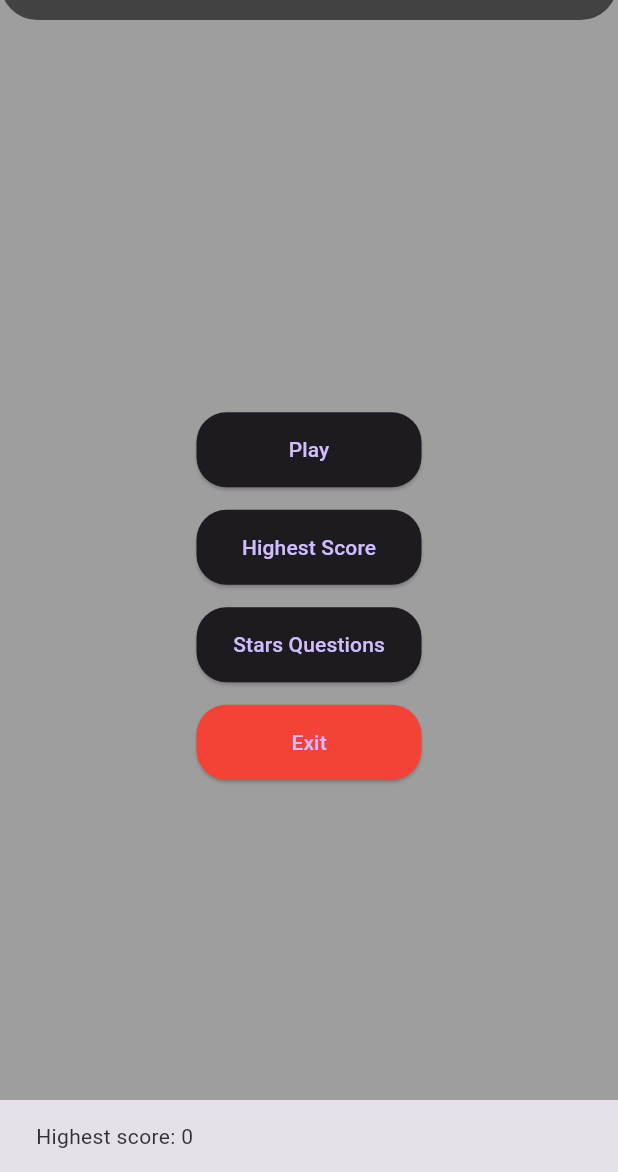
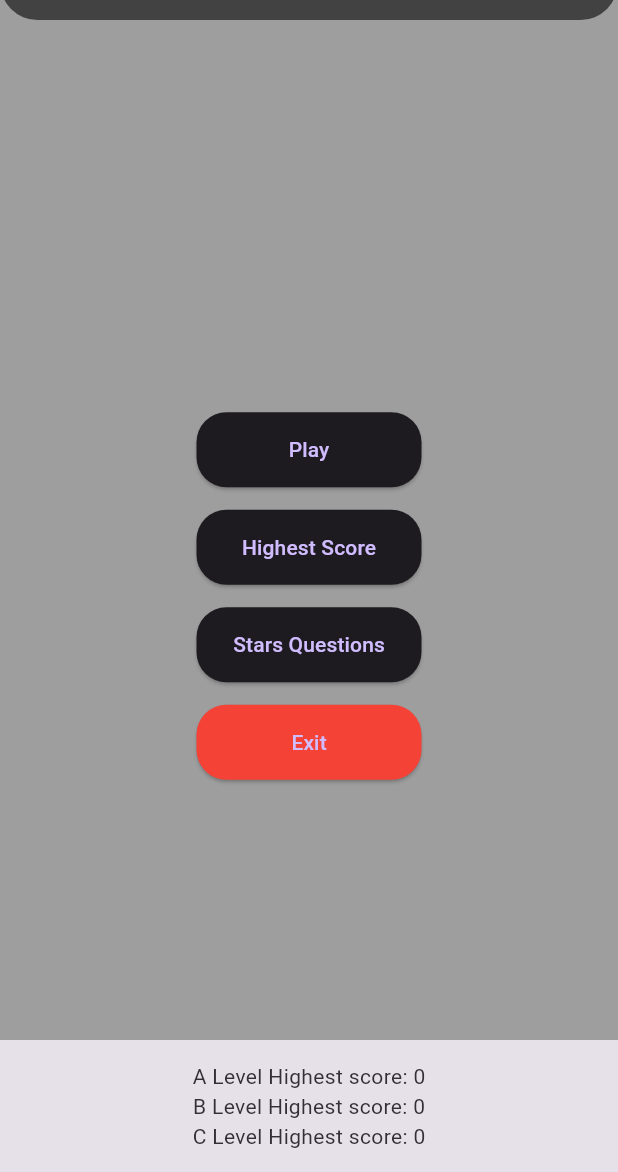
Before and after one commit to emincelebi/play-word, a Flutter app: the screen it shows after launch, after a tap on "Highest Score", on a phone screen of 412 x 824 dp, the part 64-1236 px from its top. Run offline on Flutter 3.47's test engine with Material 3 defaults, Android fonts, the phone set to English and light mode, and no system bars; our stand-ins replace shared_preferences, sqflite; accounts and stored records are empty.

Commit message:
UI updated

```diff
--- /dev/null
+++ b/lib/constants/c1_question.dart
@@ -0,0 +1,176 @@
+class CQuestions {
+  Map<String, String> words = {
+    'ANALYZE': 'ANALIZ ETMEK',
+    'APPROACH': 'YAKLAŞIM',
+    'AREA': 'ALAN',
+    'ASSESS': 'DEĞER BİÇMEK, HESAPLAMAK',
+    'ASSUME': 'ZANNETMEK',
+    'AUTHORITY': 'OTORITE',
+    'AVAILABLE': 'ULAŞILABILIR, KULLANILABILIR',
+    'BENEFIT': 'FAYDA',
+    'CONCEPT': 'KAVRAM',
+    'CONSIST OF': 'DEN MEYDANA GELMEK, DEN OLUŞMAK',
+    'CONSTITUTE': 'OLUŞTURMAK',
+    'CONTEXT': 'BAĞLAM',
+    'CONTRACT': 'SÖZLEŞME, MUKAVELE',
+    'CREATE': 'YARATMAK',
+    'DATA': 'VERİ',
+    'DEFINE': 'TANIMLAMAK',
+    'DERIVE': 'ORTAYA ÇIKMAK',
+    'DISTRIBUTE': 'DAĞITMAK, TAKSİM ETMEK, PAYLAŞTIRMAK, VERMEK',
+    'ECONOMY': 'EKONOMİ',
+    'ENVIRONMENT': 'ÇEVRE, YAŞANILAN ÇEVRE',
+    'ESTABLISH': 'KURMAK, İNŞA ETMEK',
+    'ESTIMATE': 'TAHMİN',
+    'EVIDENT': 'KANIT',
+    'EXPORT': 'UZMAN',
+    'FACTOR': 'ETMEN, UNSUR, ETKEN, FAKTÖR',
+    'FINANCE': 'FINANS',
+    'FORMULA': 'PLAN, ÇÖZÜM YOLU, YÖNTEM',
+    'FUNCTION': 'İŞLEV, BÜYÜK RESMİ DAVET',
+    'IDENTIFY': 'KİMLİK, TANIMLAMAK',
+    'INCOME': 'GELİR',
+    'INDICATE': 'GÖSTERMEK',
+    'INDIVIDUAL': 'BİREYSEL',
+    'INTERPRET': 'YORUMLAMAK, TEFSİR ETMEK',
+    'INVOLVE': 'İÇERMEK',
+    'ISSUE': 'MESELE, KONU',
+    'LABOUR': 'ÇALIŞMA, AĞIR İŞ, ZAHMET',
+    'LEGAL': 'RESMİ',
+    'LEGISLATE': 'YASA ÇIKARMAK, KANUN YAPMAK',
+    'MAJOR': 'ANA, ESAS, BÜYÜK, ÇOK ÖNEMLİ, CİDDİ',
+    'METHOD': 'METOD',
+    'OCCUR': 'MEYDANA GELMEK',
+    'PERCENT': 'YÜZDE',
+    'PERIOD': 'SÜRE, DÖNEM, DEVRE, ÇAĞ',
+    'POLICY': 'SİYASET, POLİTİKA',
+    'PRINCIPLE': 'PRENSİP',
+    'PROCEED': 'PLANLANDIĞI/TASARLANDIĞI GİBİ DEVAM ETMEK/İLERLEMEK',
+    'PROCESS': 'SÜREÇ',
+    'REQUIRE': 'GEREKMEK, GEREKTİRMEK',
+    'RESEARCH': 'ARAŞTIRMA',
+    'RESPOND': 'CEVAP',
+    'ROLE': 'ROL',
+    'SECTION': 'BÖLÜM, KISIM',
+    'SECTOR': 'SEKTÖR, KESİM, BÖLÜM',
+    'SIGNIFICANT': 'ÖNEMLİ, DEĞERLİ, ANLAMLI, MÜHİM',
+    'SIMILAR': 'BENZER',
+    'SOURCE': 'KAYNAK',
+    'SPECIFIC': 'BELLİ BELİRLİ, ÖZEL',
+    'STRUCTURE': 'YAPI, YAPILANDIRMAK',
+    'THEORY': 'TEORİ',
+    'VARY': 'ÇEŞİTLİ OLMAK',
+    'ACHIEVE': 'BAŞARMAK',
+    'ACQUIRE': 'ELDE ETMEK',
+    'ADMINISTER': 'YÖNETİCİ',
+    'AFFECT': 'ETKİLEMEK VEYA DEĞİŞİMİNE SEBEP OLMAK',
+    'APPROPRIATE': 'UYGUN, YERİNDE',
+    'ASPECT': 'AÇI, YÖN, TARAF',
+    'ASSIST': 'YARDIM ETMEK',
+    'CATEGORY': 'SINIF, GRUP, KATEGORİ',
+    'CHAPTER': 'BÖLÜM',
+    'COMMISSION': 'KURUL, HEYET, KOMİTE, KOMİSYON',
+    'COMMUNITY': 'TOPLUM, AHALİ, TOPLULUK',
+    'COMPLEX': 'KARMAŞIK, ANLAŞILMASI GÜÇ',
+    'COMPUTE': 'YARIŞMAK',
+    'CONCLUDE': 'DESTEKLEMEK',
+    'CONDUCT': 'DAVRANIŞ, HAL, TAVIR',
+    'CONSEQUENT': 'SONUÇ OLARAK, VUKU BULAN',
+    'CONSTRUCT': 'İNŞA ETMEK, YAPMAK, KURMAK',
+    'CONSUME': 'TÜKETMEK, BİTİRMEK, YEMEK İÇMEK',
+    'CREDIT': 'KREDİ, TAKSİT',
+    'CULTURE': 'KÜLTÜR',
+    'DESIGN': 'DİZAYN ETMEK',
+    'DISTINCT': 'FARKLI, APAYRI',
+    'ELEMENT': 'UNSUR, ELEMENT',
+    'EQUATE': 'BİR TUTMAK, EŞİT SAYMAK',
+    'EVALUATE': 'DEĞERLENDİRMEK, DEĞER PAHA BİÇMEK, DERECESİNİ BELİRLEMEK',
+    'FEATURE': 'ÖZELLİK',
+    'FINAL': 'SON',
+    'FOCUS': 'ODAKLANMAK',
+    'IMPACT': 'ETKİ',
+    'INJURE': 'YARALAMAK',
+    'INSTITUTE': 'ENSTİTÜ, KURUM',
+    'INVEST': 'YATIRIM YAPMAK',
+    'ITEM': 'ŞEY, EŞYA, NESNE',
+    'JOURNAL': 'DERGİ',
+    'MAINTAIN': 'SÜRDÜRMEK',
+    'NORMAL': 'NORMAL',
+    'OBTAIN': 'ELDE ETMEK, EDİNMEK, KAZANMAK',
+    'PARTICIPATE': 'KATILMAK, İŞTİRAK ETMEK, YER ALMAK, İÇİNDE BULUNMAK',
+    'PERCEIVE': 'SEZMEK, FARKINA VARMAK, ALGILAMAK, DÜŞÜNMEK',
+    'POSITIVE': 'POZİTİF',
+    'POTENTIAL': 'POTANSİYEL',
+    'PREVIOUS': 'ÖNCEKİ, GEÇMİŞE AİT',
+    'PRIMARY': 'ANA, TEMEL, ESAS',
+    'PURCHASE': 'SATIN ALMAK',
+    'RANGE': 'ÇEŞİT, TÜR, ÇEŞİTLİLİK',
+    'REGION': 'BÖLGE',
+    'REGULATE': 'DÜZENLEMEK, DÜZENE SOKMAK',
+    'RELEVANT': 'İLE İLGİLİ, E YÜN FAYDALI, GÜVENİLİR, EMİN, İTİMAT EDİLİR',
+    'RESIDE': 'İKAMET ETMEK, YAŞAMAK',
+    'RESOURCE': 'KAYNAK OLARAK, İMKAN',
+    'RESTRICT': 'SINIRLAMAK, YASAKLAMAK, KISMAK, AZALTMAK',
+    'SECURE': 'GÜVENLİ, EMNİYETLİ',
+    'SEEK': 'ARAMAK',
+    'SELECT': 'SEÇMEK',
+    'SITE': 'YER, MEVKİ, MAHAL',
+    'STRATEGY': 'STRATEJİ',
+    'SURVEY': 'ANKET',
+    'TEXT': 'METİN',
+    'TRADITION': 'GELENEK',
+    'TRANSFER': 'NAKLETMEK, AKTARMAK, TRANSFER ETMEK',
+    'ALTERNATIVE': 'ALTERNATİF',
+    'CIRCUMSTANCE': 'DURUMLAR, KOŞULLAR, HALLER',
+    'COMMENT': 'YORUM, DÜŞÜNCE, FİKİR',
+    'COMPENSATE': 'TAZMİN ETMEK, TELAFİ ETMEK',
+    'COMPONENT': 'PARÇA, UNSUR, ELEMAN',
+    'CONSENT': 'MUVAFAKAT, MÜSAADE',
+    'CONSIDERABLE': 'DIKKATE DEĞER, ÖNEMLİ',
+    'CONSTANT': 'SÜREKLİ, DEVAML',
+    'CONSTRAIN': 'SINIRLAYARAK, KONTROL ALTINA ALMAK, SINIRLAMA, KISITLAMA',
+    'CONTRIBUTE': 'KATKI YARDIMDA BAĞIŞTA BULUNMAK',
+    'CONVENE': 'TOPLANMAK, BİR ARAYA GELMEK',
+    'COORDINATE': 'ETKEN ÇALIŞMAYI DÜZENLEMEK, AYARLAMAK, KOORDİNE ETMEK, BİRLİKTE ÇALIŞMAYI SAĞLAMAK',
+    'CORE': 'ÇEKİRDEK,ÖZ',
+    'CORPORATE': 'BÜYÜK ŞİRKET VEYA GRUBA İLİŞKİN',
+    'CORRESPOND': 'AYNI BENZER OLMAK, BİRBİRİNE UYMAK MEKTUPLAŞMAK',
+    'CRITERIA': 'DEĞER, ÖLÇÜ, KRİTER',
+    'DEDUCE': 'VAR OLAN BİLGİYİ KULLANARAK BİR SONUCA VARMAK',
+    'DEMONSTRATE': 'GÖSTERMEK',
+    'DOCUMENT': 'DÖKÜMAN',
+    'DOMINATE': 'BASKIN',
+    'EMPHASIS': 'EMPATİ YAPMAK',
+    'ENSURE': 'TEMİN ETMEK, GARANTİYE ALMAK, SAĞLAMAK',
+    'EXCLUDE': 'HARİÇ TUTMAK',
+    'FRAMEWORK': 'TEMEL YAPI, İSKELET, DÜZEN',
+    'FUND': 'KAYNAK, FON',
+    'ILLUSTRATE': 'RESİMLEMEK, ÖRNEKLERLE ANLATMAK',
+    'IMMIGRATE': 'GÖÇ ETMEK',
+    'IMPLY': 'İMA ETMEK, DEMEK İSTEMEK, ANLAMINA GELMEK',
+    'INITIAL': 'İLK, BAŞTA OLAN, İLK MEYDANA GELEN',
+    'INSTANCE': 'MESELA, ÖRNEĞİN',
+    'INTERACT': 'ANLAŞMAK, İŞBİRLİĞİ ETMEK',
+    'JUSTIFY': 'HAKLI GÖSTERMEK/ÇIKARMAK, MAZUR GÖSTERMEK',
+    'LAYER': 'TABAKA, KATMAN, KAT',
+    'LINK': 'BAĞLANTI, HAT',
+    'MAXIMIZE': 'EN ÜST DÜZEYE ÇIKARMAK, ARTIRMAK',
+    'MINOR': 'ÖNEMSİZ, BASİT, CİDDİ OLMAYAN',
+    'NEGATE': 'GEÇERSİZ KILMAK, BOŞA ÇIKARMAK, ETKİSİZ KILMAK',
+    'OUTCOME': 'GİRDİ',
+    'PARTNER': 'EŞ KARI KOCADAN BİRİ.',
+    'PHILOSOPHY': 'FELSEFE',
+    'PHYSICAL': 'FİZİKSEL',
+    'PROPORTION': 'ORAN, NİSBET, MİKTAR',
+    'PUBLISH': 'YAYIMLAMAK, YAYIN',
+    'REACT': 'TEPKİ GÖSTERMEK, KARŞILIK VERMEK',
+    'REGISTER': 'SICIL, LISTE, KAYIT',
+    'RELY': 'BAĞLI / TABI OLMAK, BEL BAĞLAMAK',
+    'REMOVE': 'TAŞIMAK, KALDIRMAK',
+    'SCHEME': 'TASARI, PROJE',
+    'SEQUENCE': 'DIZI, ZINCIR, SILSILE',
+    'SEX': 'CINSIYET, CINS',
+    'SHIFT': 'DEĞIŞIM, DEĞIŞME',
+    'SPECIFY': 'AÇIKÇA BELIRLMEK, KESINLIKLE AÇIKLAMAK',
+  };
+}
--- a/lib/main.dart
+++ b/lib/main.dart
@@ -2,6 +2,7 @@ import 'package:flutter/cupertino.dart';
 import 'package:flutter/material.dart';
 import 'package:play_word/constants/a1a2_question_words.dart';
 import 'package:play_word/constants/b1b2_question_wrods.dart';
+import 'package:play_word/constants/c1_question.dart';
 import 'package:play_word/services/question_service.dart';
 import 'package:play_word/theme/dark_theme.dart';
 import 'package:play_word/theme/light_theme.dart';
@@ -24,12 +25,14 @@ class _MyAppState extends State<MyApp> {
   late QuestionService qServ;
   AQuestions aQuestions = AQuestions();
   BQuestions bQuestions = BQuestions();
+  CQuestions cQuestions = CQuestions();
 
   @override
   void initState() {
     qServ = QuestionService();
-    qServ.addSampleWords(aQuestions.words,'a');
-    qServ.addSampleWords(bQuestions.words,'b');
+    qServ.addSampleWords(aQuestions.words, 'a');
+    qServ.addSampleWords(bQuestions.words, 'b');
+    qServ.addSampleWords(cQuestions.words, 'c');
     super.initState();
   }
 
--- a/lib/services/question_service.dart
+++ b/lib/services/question_service.dart
@@ -15,7 +15,7 @@ class QuestionService {
         doesExist = await queDb.doesQuestionExistByWord("ELABORATE ON");
         break;
       case 'c':
-        doesExist = await queDb.doesQuestionExistByWord("ELABORATE ON");
+        doesExist = await queDb.doesQuestionExistByWord("APPROACH");
       default:
     }
 
--- a/lib/views/game_view.dart
+++ b/lib/views/game_view.dart
@@ -1,6 +1,7 @@
 import 'dart:math';
 import 'package:flutter/foundation.dart';
 import 'package:flutter/material.dart';
+import 'package:play_word/constants/constants.dart';
 import 'package:play_word/models/question_model.dart';
 import 'package:play_word/services/question_database.dart';
 import 'package:play_word/services/star_question_database.dart';
@@ -100,15 +101,32 @@ class _GameViewState extends State<GameView> {
     setState(() {});
   }
 
-  doControlLife() async {
+  updateScore() async {
+    String level = '';
+    switch (widget.level) {
+      case 'a':
+        level = 'score';
+        break;
+      case 'b':
+        level = 'score2';
+        break;
+      case 'c':
+        level = 'score3';
+        break;
+      default:
+    }
+    int? s;
+    s = _manager.getInt(level);
+    s ??= 0;
+    if (score > s) {
+      await _manager.setInt(level, score);
+    }
+  }
+
+  doControlLife() {
     if (life < 1) {
-      int? s = _manager.getInt('score');
-      s ??= 0;
-      if (score > s) {
-        await _manager.setInt('score', score);
-      }
+      updateScore();
 
-      // ignore: use_build_context_synchronously
       Navigator.of(context).push(MaterialPageRoute(
         builder: (context) => GameOverView(score: score, answer: question),
       ));
@@ -130,6 +148,24 @@ class _GameViewState extends State<GameView> {
     }
   }
 
+  Widget showLife() {
+    List<Widget> heartIcons = [
+      const Text('Life: ', style: TextStyle(fontSize: 15, color: Colors.black)),
+    ];
+
+    if (life == 1) {
+      heartIcons.add(const Icon(Icons.heart_broken_outlined, color: Colors.red));
+    } else {
+      for (int i = 0; i < life; i++) {
+        heartIcons.add(const Icon(Icons.favorite_outline, color: Colors.red));
+      }
+    }
+
+    return Row(
+      children: heartIcons,
+    );
+  }
+
   @override
   Widget build(BuildContext context) {
     return Scaffold(
@@ -146,9 +182,13 @@ class _GameViewState extends State<GameView> {
               Row(
                 mainAxisAlignment: MainAxisAlignment.spaceBetween,
                 children: [
-                  Text('Life: $life', style: const TextStyle(fontSize: 15)),
-                  Text('Score: $score', style: const TextStyle(fontSize: 15)),
-                  Text('Hint: $hint', style: const TextStyle(fontSize: 15)),
+                  showLife(),
+                  Column(
+                    children: [
+                      Text('Score: $score', style: const TextStyle(fontSize: 15, color: Colors.black)),
+                      Text('   Hint: $hint', style: const TextStyle(fontSize: 15, color: Colors.black)),
+                    ],
+                  ),
                 ],
               ),
               const Divider(color: Colors.black),
@@ -165,15 +205,13 @@ class _GameViewState extends State<GameView> {
                     return Center(
                       child: Text(
                         wordLetters[index],
-                        style: TextStyle(
-                          fontSize: calculateFontSize(wordLetters.length),
-                        ),
+                        style: TextStyle(fontSize: calculateFontSize(wordLetters.length), color: Colors.black),
                       ),
                     );
                   },
                 ),
               ),
-              Text(answer, style: const TextStyle(fontSize: 15)),
+              Text(answer, style: TextStyle(fontSize: 15, color: Constants.appBarColorDark)),
               const SizedBox(height: 25),
               TextField(
                 keyboardType: TextInputType.multiline,
--- a/lib/views/home_view.dart
+++ b/lib/views/home_view.dart
@@ -46,10 +46,17 @@ class _HomeViewState extends State<HomeView> {
                       context: context,
                       builder: (BuildContext context) {
                         return Container(
+                          decoration: const BoxDecoration(
+                            color: Colors.white,
+                            borderRadius: BorderRadius.only(
+                              topLeft: Radius.circular(20),
+                              topRight: Radius.circular(20),
+                            ),
+                          ),
                           child: Wrap(
                             children: [
                               ListTile(
-                                title: Text('A level: $aQuest'),
+                                title: Text('A level: $aQuest', style: const TextStyle(color: Colors.black)),
                                 onTap: () {
                                   Navigator.of(context).pop();
                                   Navigator.of(context).push(MaterialPageRoute(
@@ -57,8 +64,15 @@ class _HomeViewState extends State<HomeView> {
                                   ));
                                 },
                               ),
+                              const Divider(
+                                color: Colors.grey,
+                                height: 1,
+                                thickness: 1,
+                                indent: 20,
+                                endIndent: 20,
+                              ),
                               ListTile(
-                                title: Text('B level: $bQuest'),
+                                title: Text('B level: $bQuest', style: const TextStyle(color: Colors.black)),
                                 onTap: () {
                                   Navigator.of(context).pop();
                                   Navigator.of(context).push(MaterialPageRoute(
@@ -66,8 +80,15 @@ class _HomeViewState extends State<HomeView> {
                                   ));
                                 },
                               ),
+                              const Divider(
+                                color: Colors.grey,
+                                height: 1,
+                                thickness: 1,
+                                indent: 20,
+                                endIndent: 20,
+                              ),
                               ListTile(
-                                title: Text('C level: $cQuest'),
+                                title: Text('C level: $cQuest', style: const TextStyle(color: Colors.black)),
                                 onTap: () {
                                   Navigator.of(context).pop();
                                   Navigator.of(context).push(MaterialPageRoute(
@@ -87,11 +108,19 @@ class _HomeViewState extends State<HomeView> {
                   onPressed: () async {
                     final SharedPreferences prefs = await SharedPreferences.getInstance();
                     final int score = prefs.getInt('score') ?? 0;
+                    final int score2 = prefs.getInt('score2') ?? 0;
+                    final int score3 = prefs.getInt('score3') ?? 0;
                     // ignore: use_build_context_synchronously
                     ScaffoldMessenger.of(context).showSnackBar(
                       SnackBar(
                         duration: const Duration(seconds: 3),
-                        content: Text('Highest score: $score'),
+                        content: Column(
+                          children: [
+                            Text('A Level Highest score: $score'),
+                            Text('B Level Highest score: $score2'),
+                            Text('C Level Highest score: $score3'),
+                          ],
+                        ),
                       ),
                     );
                   },
```
